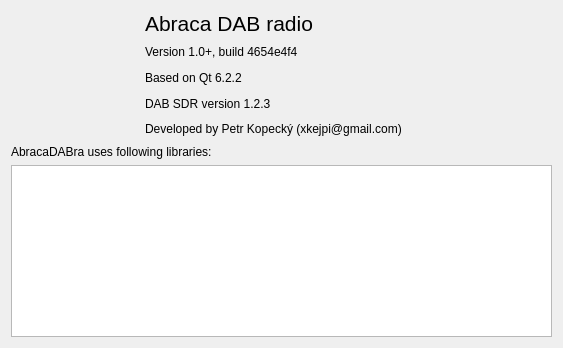
KejPi/AbracaDABra, file gui/aboutdialog.ui: the form before one commit.
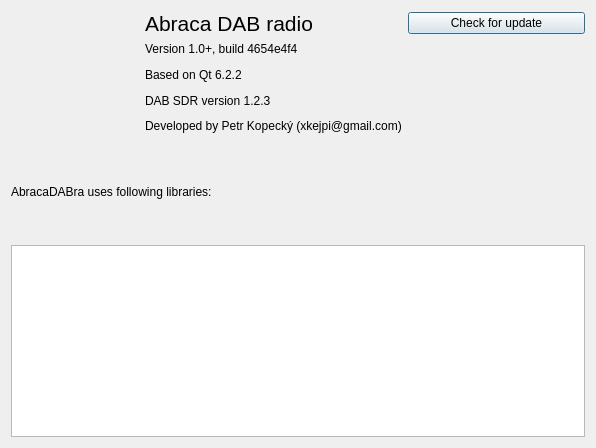
The form after the commit. Icons and pictures are not drawn.

Patch:
```diff
--- a/gui/aboutdialog.ui
+++ b/gui/aboutdialog.ui
@@ -6,58 +6,14 @@
    <rect>
     <x>0</x>
     <y>0</y>
-    <width>563</width>
-    <height>348</height>
+    <width>596</width>
+    <height>448</height>
    </rect>
   </property>
   <property name="windowTitle">
    <string>About AbracaDABra</string>
   </property>
   <layout class="QGridLayout" name="gridLayout">
-   <item row="0" column="1">
-    <layout class="QVBoxLayout" name="verticalLayout">
-     <item>
-      <widget class="QLabel" name="appName">
-       <property name="font">
-        <font>
-         <pointsize>16</pointsize>
-        </font>
-       </property>
-       <property name="text">
-        <string>Abraca DAB radio</string>
-       </property>
-      </widget>
-     </item>
-     <item>
-      <widget class="QLabel" name="version">
-       <property name="text">
-        <string>Version 1.0+, build 4654e4f4</string>
-       </property>
-      </widget>
-     </item>
-     <item>
-      <widget class="QLabel" name="qtVersion">
-       <property name="text">
-        <string>Based on Qt 6.2.2</string>
-       </property>
-      </widget>
-     </item>
-     <item>
-      <widget class="QLabel" name="dabsdrVersion">
-       <property name="text">
-        <string>DAB SDR version 1.2.3</string>
-       </property>
-      </widget>
-     </item>
-     <item>
-      <widget class="QLabel" name="author">
-       <property name="text">
-        <string>Developed by Petr Kopecký (xkejpi@gmail.com)</string>
-       </property>
-      </widget>
-     </item>
-    </layout>
-   </item>
    <item row="0" column="0">
     <widget class="QLabel" name="appIcon">
      <property name="sizePolicy">
@@ -112,6 +68,60 @@
      </item>
     </layout>
    </item>
+   <item row="0" column="1">
+    <layout class="QGridLayout" name="gridLayout_2">
+     <property name="verticalSpacing">
+      <number>0</number>
+     </property>
+     <item row="0" column="0">
+      <widget class="QLabel" name="appName">
+       <property name="font">
+        <font>
+         <pointsize>16</pointsize>
+        </font>
+       </property>
+       <property name="text">
+        <string>Abraca DAB radio</string>
+       </property>
+      </widget>
+     </item>
+     <item row="1" column="0">
+      <widget class="QLabel" name="version">
+       <property name="text">
+        <string>Version 1.0+, build 4654e4f4</string>
+       </property>
+      </widget>
+     </item>
+     <item row="2" column="0">
+      <widget class="QLabel" name="qtVersion">
+       <property name="text">
+        <string>Based on Qt 6.2.2</string>
+       </property>
+      </widget>
+     </item>
+     <item row="4" column="0">
+      <widget class="QLabel" name="author">
+       <property name="text">
+        <string>Developed by Petr Kopecký (xkejpi@gmail.com)</string>
+       </property>
+      </widget>
+     </item>
+     <item row="3" column="0">
+      <widget class="QLabel" name="dabsdrVersion">
+       <property name="text">
+        <string>DAB SDR version 1.2.3</string>
+       </property>
+      </widget>
+     </item>
+     <item row="0" column="1">
+      <widget class="QPushButton" name="checkUpdateButton">
+       <property name="text">
+        <string>Check for update</string>
+       </property>
+      </widget>
+     </item>
+    </layout>
+   </item>
   </layout>
  </widget>
  <resources>
```
